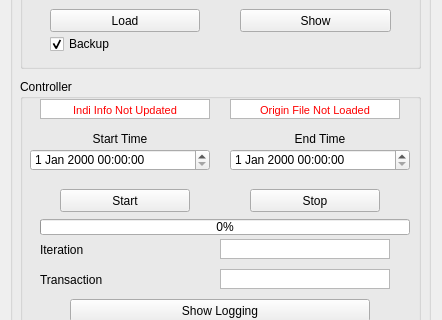
Before: the Qt Designer form pm/templates/main.ui in LeoHNLee/portfolio_manager, drawn with Qt 5; both pictures show x 0 to 442 and y 471 to 791 of the 442 by 877 pixel window.
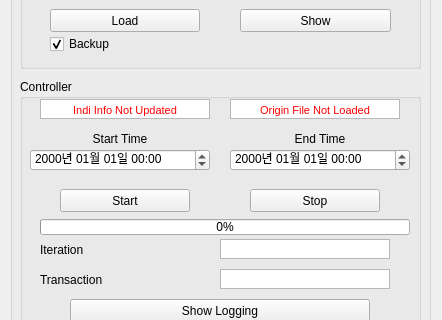
After: the same form once the commit is applied.

Commit message: [dev] start with time

```diff
--- a/pm/templates/main.ui
+++ b/pm/templates/main.ui
@@ -293,6 +293,9 @@
         <day>1</day>
        </datetime>
       </property>
+      <property name="displayFormat">
+       <string>yyyy년 MM월 dd일 hh:mm</string>
+      </property>
      </widget>
      <widget class="QDateTimeEdit" name="USCntrEndTime_dt">
       <property name="geometry">
@@ -303,6 +306,9 @@
         <height>22</height>
        </rect>
       </property>
+      <property name="displayFormat">
+       <string>yyyy년 MM월 dd일 hh:mm</string>
+      </property>
      </widget>
      <widget class="QPushButton" name="USCntrrEnd">
       <property name="geometry">
```
The commit also changes 2 other files.
